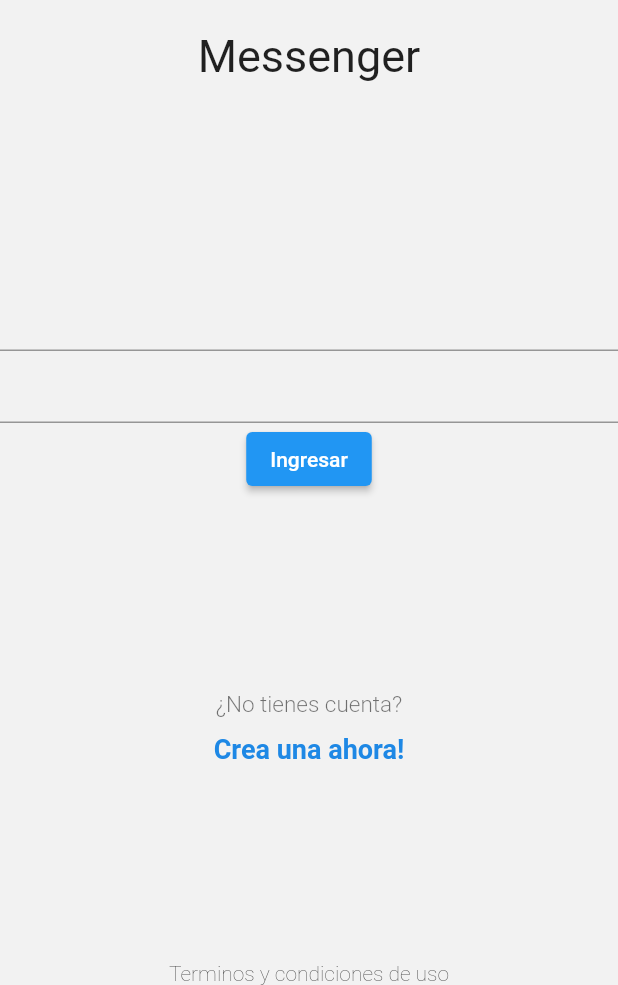
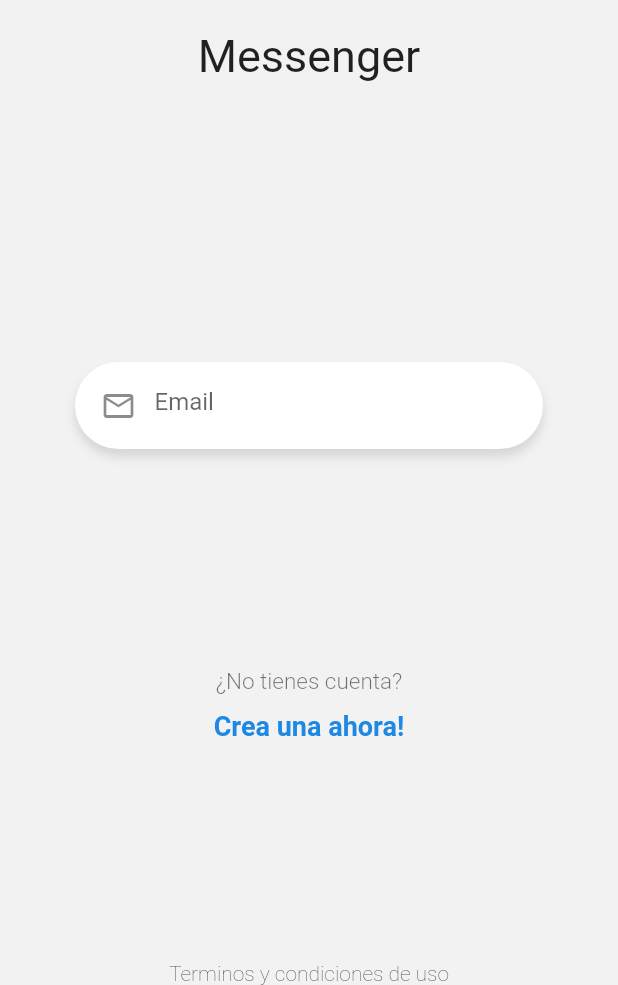
Before and after one commit to danireysan/socket_chat_app, a Flutter app: the screen it shows after launch, on a phone screen of 412 x 824 dp, the part 251-1236 px from its top. Run offline on Flutter 3.47's test engine with Material 2 defaults, Android fonts, the phone set to English and light mode, and no system bars.

Commit message:
created a custom input

```diff
--- a/lib/pages/login_page.dart
+++ b/lib/pages/login_page.dart
@@ -52,12 +52,43 @@ class _FormWidget extends StatelessWidget {
 
   @override
   Widget build(BuildContext context) {
-    return Column(
-      children: [
-        const TextField(),
-        const TextField(),
-        ElevatedButton(onPressed: () {}, child: const Text('Ingresar')),
-      ],
+    return Container(
+      margin: const EdgeInsets.only(top: 40),
+      padding: const EdgeInsets.symmetric(horizontal: 50),
+      child: Column(
+        children: [
+          Container(
+            padding: const EdgeInsets.only(
+              bottom: 5,
+              top: 5,
+              left: 5,
+              right: 20,
+            ),
+            decoration: BoxDecoration(
+              color: Colors.white,
+              borderRadius: BorderRadius.circular(30),
+              boxShadow: const [
+                BoxShadow(
+                  color: Colors.black12,
+                  offset: Offset(0, 5),
+                  blurRadius: 5,
+                ),
+              ],
+            ),
+            child: const TextField(
+              autocorrect: true,
+              keyboardType: TextInputType.emailAddress,
+              decoration: InputDecoration(
+                prefixIcon: Icon(Icons.mail_outline),
+                focusedBorder: InputBorder.none,
+                border: InputBorder.none,
+                hintText: 'Email',
+              ),
+            ),
+          ),
+          // ElevatedButton(onPressed: () {}, child: const Text('Ingresar')),
+        ],
+      ),
     );
   }
 }
```
